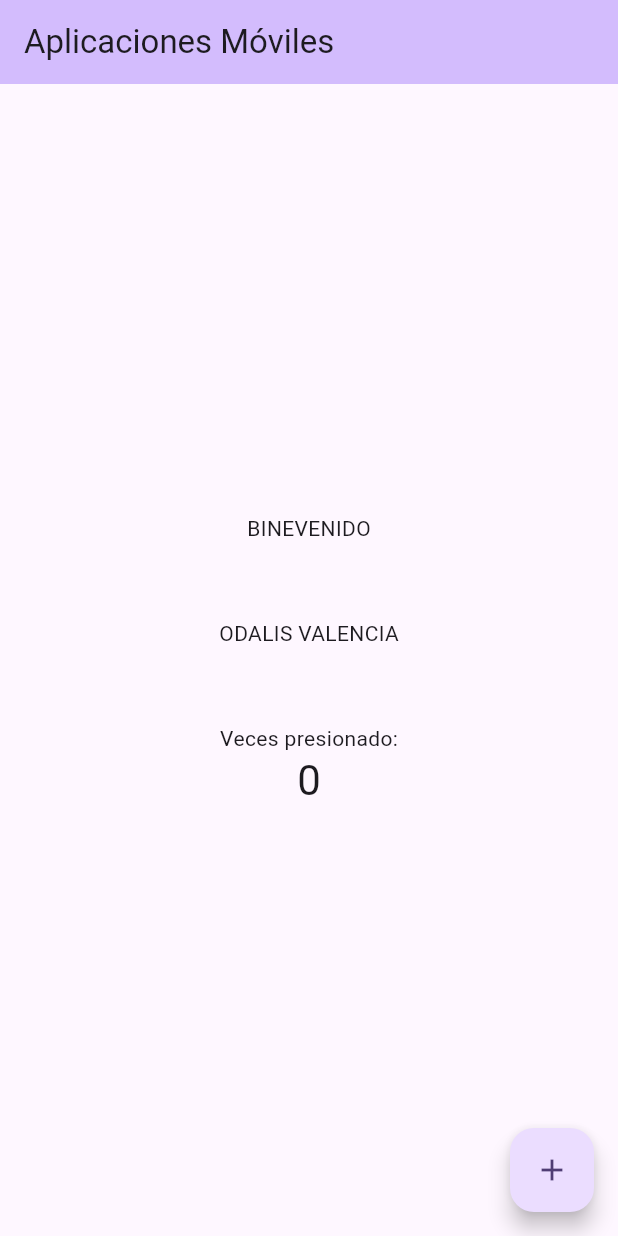
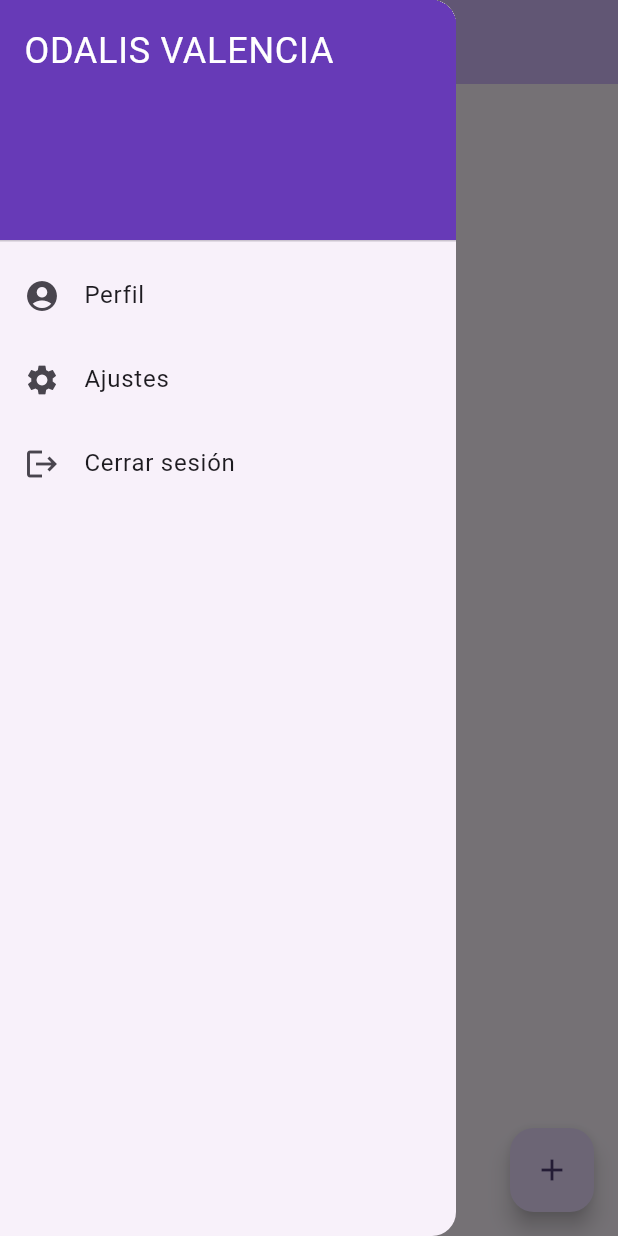
Before and after one commit to odvalencia/flutter_app, a Flutter app: the screen it shows after launch, with the side drawer open (before the commit the screen has no drawer), on a phone screen of 412 x 824 dp. Run offline on Flutter 3.47's test engine with Material 2 defaults, Android fonts, the phone set to English and light mode, and no system bars.

Commit message:
feat: add class drawer

```diff
--- a/lib/main.dart
+++ b/lib/main.dart
@@ -70,6 +70,37 @@ class _MyHomePageState extends State<MyHomePage> {
         backgroundColor: Theme.of(context).colorScheme.inversePrimary,
         title: Text(widget.title),
       ),
+      drawer: Drawer(
+        child: ListView(
+          padding: EdgeInsets.zero,
+          children: const <Widget>[
+            DrawerHeader(
+              decoration: BoxDecoration(
+                color:  Colors.deepPurple,
+              ),
+              child: Text(
+                'ODALIS VALENCIA',
+                style: TextStyle(
+                  color: Colors.white,
+                  fontSize: 24,
+                ),
+              ),
+            ),
+            ListTile(
+              leading: Icon(Icons.account_circle),
+              title: Text('Perfil'),
+            ),
+            ListTile(
+              leading: Icon(Icons.settings),
+              title: Text('Ajustes'),
+            ),
+            ListTile(
+              leading: Icon(Icons.logout),
+              title: Text('Cerrar sesión'),
+            ),
+          ],
+        ),
+      ),
       body: Center(
         child: Column(
           mainAxisAlignment: MainAxisAlignment.center,
```
